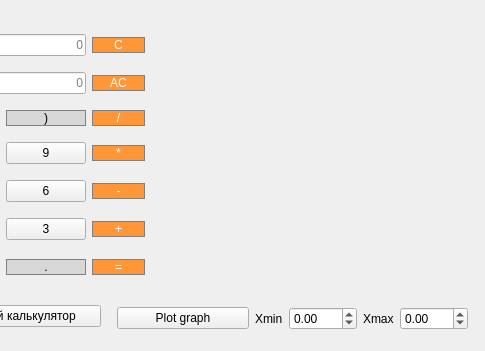
The window that src/frontend/smartCalc/mainwindow.ui (ara-bakiev997/C7_SmartCalc) describes before a commit, drawn with Qt 5; both pictures show x 295 to 780 and y 0 to 351 of the 780 by 351 pixel window.
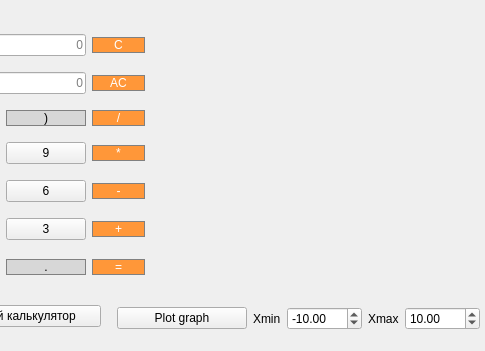
The same window after the commit. Custom widgets are drawn as their Qt base class.

```diff
--- a/src/frontend/smartCalc/mainwindow.ui
+++ b/src/frontend/smartCalc/mainwindow.ui
@@ -592,7 +592,7 @@
      <rect>
       <x>412</x>
       <y>300</y>
-      <width>351</width>
+      <width>363</width>
       <height>37</height>
      </rect>
     </property>
@@ -624,7 +624,13 @@
             <string notr="true">font: 13pt &quot;.AppleSystemUIFont&quot;;</string>
            </property>
            <property name="minimum">
-            <double>-999.000000000000000</double>
+            <double>-1000.000000000000000</double>
+           </property>
+           <property name="maximum">
+            <double>1000.000000000000000</double>
+           </property>
+           <property name="value">
+            <double>-10.000000000000000</double>
            </property>
           </widget>
          </item>
@@ -645,7 +651,13 @@
             <string notr="true">font: 13pt &quot;.AppleSystemUIFont&quot;;</string>
            </property>
            <property name="minimum">
-            <double>-999.000000000000000</double>
+            <double>-1000.000000000000000</double>
+           </property>
+           <property name="maximum">
+            <double>1000.000000000000000</double>
+           </property>
+           <property name="value">
+            <double>10.000000000000000</double>
            </property>
           </widget>
          </item>
```
Left out of the diff: 5 changed lines with no effect on the pictures.
